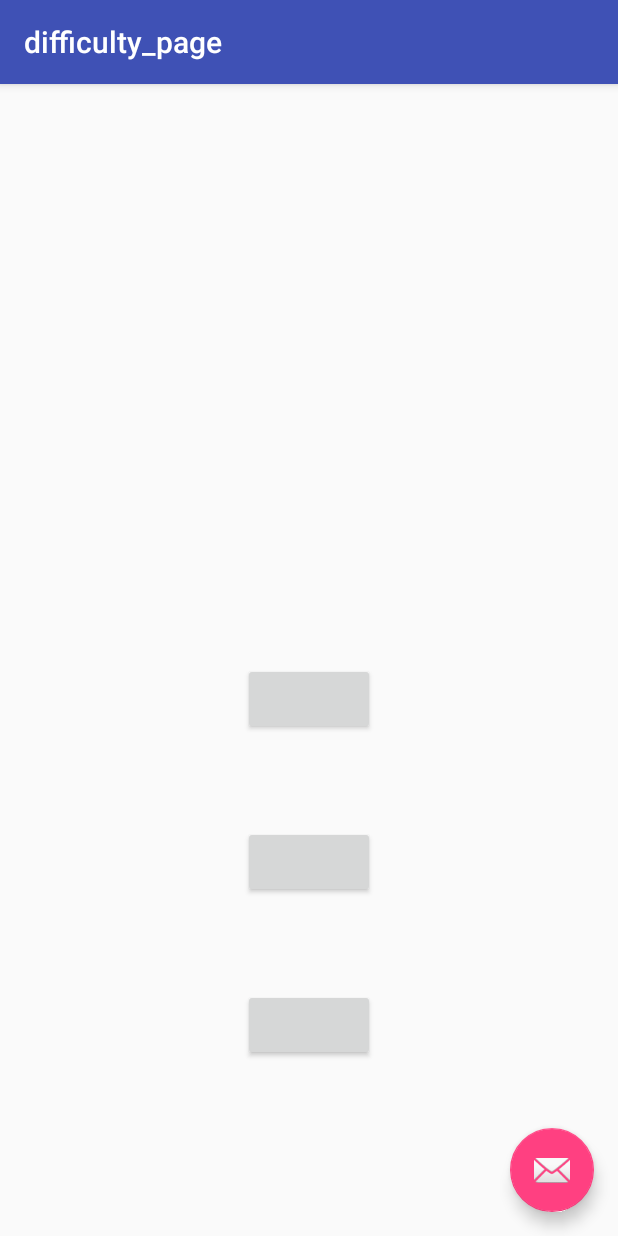
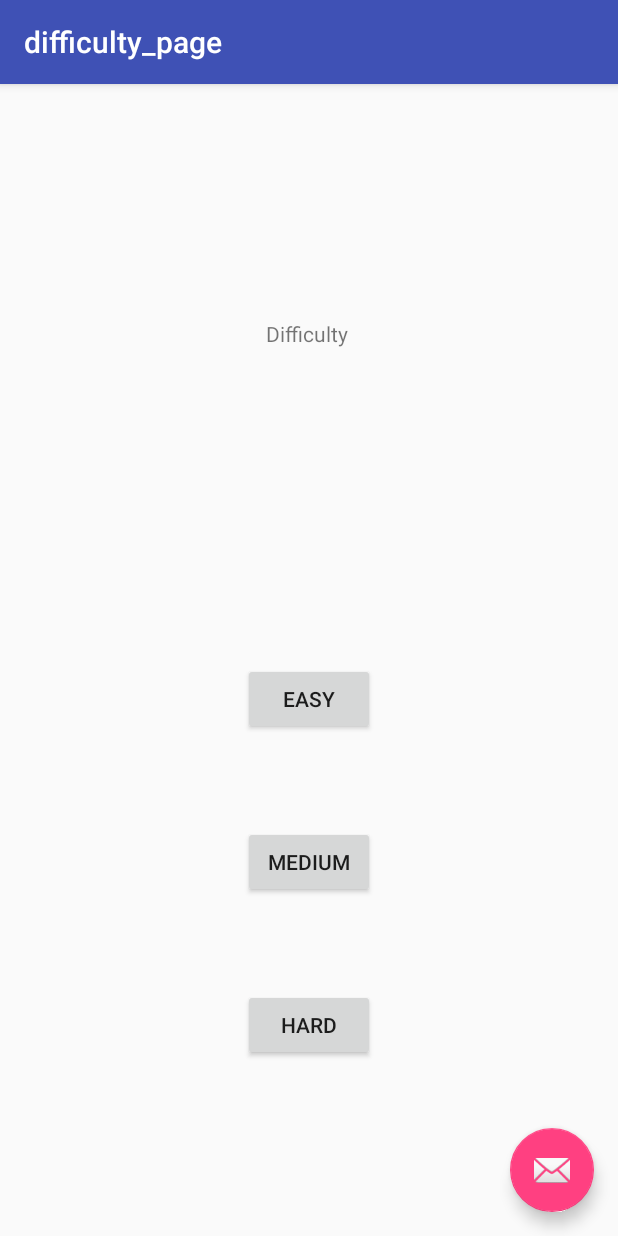
Before and after one commit to lapumb/CIS_350_PacLouie, an Android app: the difficulty_page screen opened directly, with no data from a screen before it, on a phone screen of 412 x 824 dp. Run offline under Robolectric (Android 15) with nearby library versions, the light colour scheme and no system bars.

Commit message:
linked difficulty page to main screen

```diff
--- a/app/src/main/java/com/example/lapum/paclouie/MainActivity.java
+++ b/app/src/main/java/com/example/lapum/paclouie/MainActivity.java
@@ -1,5 +1,6 @@
 package com.example.lapum.paclouie;
 
+import android.content.Intent;
 import android.os.Bundle;
 import android.support.v7.app.AppCompatActivity;
 import android.support.v7.widget.Toolbar;
@@ -36,6 +37,11 @@ public class MainActivity extends AppCompatActivity {
             return true;
         }
 
+        if(id == R.id.action_difficulty) {
+            Intent intent = new Intent(this, difficulty_page.class);
+            startActivity(intent);
+        }
+
         return super.onOptionsItemSelected(item);
     }
 }
--- a/app/src/main/res/layout/content_difficulty_page.xml
+++ b/app/src/main/res/layout/content_difficulty_page.xml
@@ -12,54 +12,54 @@
         android:id="@+id/btnEasy"
         android:layout_width="88dp"
         android:layout_height="48dp"
-        android:layout_marginEnd="148dp"
         android:layout_marginStart="148dp"
         android:layout_marginTop="75dp"
-        app:layout_constraintBottom_toTopOf="@+id/btnMedium"
+        android:layout_marginEnd="148dp"
+        android:text="@string/easy"
+        app:layout_constraintBottom_toTopOf="@id/btnMedium"
         app:layout_constraintEnd_toEndOf="parent"
         app:layout_constraintStart_toStartOf="parent"
-        app:layout_constraintTop_toBottomOf="@+id/textView"
-        tools:text="Easy" />
+        app:layout_constraintTop_toBottomOf="@+id/textView" />
 
     <Button
         android:id="@+id/btnMedium"
         android:layout_width="88dp"
         android:layout_height="48dp"
-        android:layout_marginBottom="1dp"
-        android:layout_marginEnd="148dp"
         android:layout_marginStart="148dp"
         android:layout_marginTop="2dp"
+        android:layout_marginEnd="148dp"
+        android:layout_marginBottom="1dp"
+        android:text="@string/medium"
         app:layout_constraintBottom_toTopOf="@+id/btnHard"
         app:layout_constraintEnd_toEndOf="parent"
         app:layout_constraintStart_toStartOf="parent"
-        app:layout_constraintTop_toBottomOf="@+id/btnEasy"
-        tools:text="Medium" />
+        app:layout_constraintTop_toBottomOf="@+id/btnEasy" />
 
     <Button
         android:id="@+id/btnHard"
         android:layout_width="88dp"
         android:layout_height="48dp"
+        android:layout_marginStart="148dp"
+        android:layout_marginEnd="148dp"
         android:layout_marginBottom="58dp"
-        android:layout_marginEnd="148dp"
-        android:layout_marginStart="148dp"
+        android:text="@string/hard"
         app:layout_constraintBottom_toBottomOf="parent"
         app:layout_constraintEnd_toEndOf="parent"
         app:layout_constraintStart_toStartOf="parent"
-        app:layout_constraintTop_toBottomOf="@+id/btnMedium"
-        tools:text="Hard" />
+        app:layout_constraintTop_toBottomOf="@+id/btnMedium" />
 
     <TextView
         android:id="@+id/textView"
         android:layout_width="58dp"
         android:layout_height="19dp"
-        android:layout_marginBottom="75dp"
-        android:layout_marginEnd="163dp"
         android:layout_marginStart="163dp"
         android:layout_marginTop="98dp"
+        android:layout_marginEnd="163dp"
+        android:layout_marginBottom="75dp"
+        android:text="@string/difficulty"
         android:visibility="visible"
         app:layout_constraintBottom_toTopOf="@+id/btnEasy"
         app:layout_constraintEnd_toEndOf="parent"
         app:layout_constraintStart_toStartOf="parent"
-        app:layout_constraintTop_toTopOf="parent"
-        tools:text="Difficulty Level" />
+        app:layout_constraintTop_toTopOf="parent" />
 </android.support.constraint.ConstraintLayout>
--- a/app/src/main/res/menu/menu_main.xml
+++ b/app/src/main/res/menu/menu_main.xml
@@ -7,4 +7,7 @@
         android:orderInCategory="100"
         android:title="@string/action_settings"
         app:showAsAction="never" />
+    <item
+        android:id="@+id/action_difficulty"
+        android:title="@string/difficulty" />
 </menu>
--- a/app/src/main/res/values/strings.xml
+++ b/app/src/main/res/values/strings.xml
@@ -5,6 +5,10 @@
     <string name="title_activity_difficulty_page">difficulty_page</string>
     <string name="title_activity_settings">Settings</string>
     <string name="press_to_start">Press Anywhere to Start</string>
+    <string name="difficulty">Difficulty</string>
+    <string name="easy">Easy</string>
+    <string name="medium">Medium</string>
+    <string name="hard">Hard</string>
 
 
     <!-- Strings related to Settings -->
```
